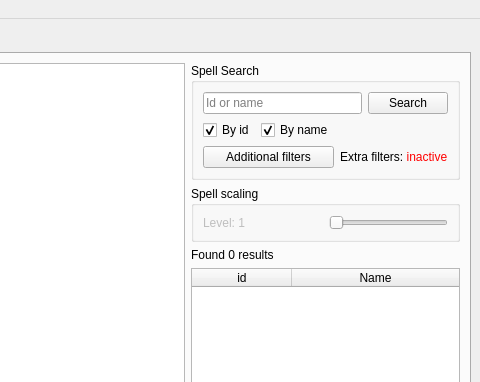
This is src/Forms/mainwindow.ui in sanctum32/QWoWSpellWork as Qt 5 draws it before an edit; both pictures show x 635 to 1115 and y 0 to 382 of the 1115 by 839 pixel window. The edited form follows.
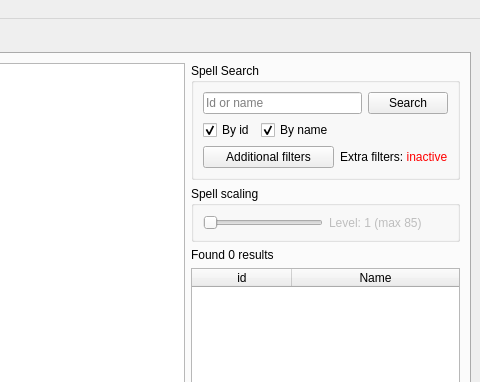
This is the edited form.

Commit message:
Minor adjustments for level scaling slider
* When clear results button is presed, slider will reset
* Swapped places between selected level result and selected level slider

The edit to the form file:
```diff
--- a/src/Forms/mainwindow.ui
+++ b/src/Forms/mainwindow.ui
@@ -228,16 +228,6 @@
              <string>Spell scaling</string>
             </property>
             <layout class="QHBoxLayout" name="horizontalLayout">
-             <item>
-              <widget class="QLabel" name="levelScalingText">
-               <property name="enabled">
-                <bool>false</bool>
-               </property>
-               <property name="text">
-                <string>Level: 1</string>
-               </property>
-              </widget>
-             </item>
              <item>
               <widget class="QSlider" name="levelScalingSlider">
                <property name="enabled">
@@ -260,6 +250,16 @@
                </property>
               </widget>
              </item>
+             <item>
+              <widget class="QLabel" name="levelScalingText">
+               <property name="enabled">
+                <bool>false</bool>
+               </property>
+               <property name="text">
+                <string>Level: 1 (max 85)</string>
+               </property>
+              </widget>
+             </item>
             </layout>
            </widget>
           </item>
```
The commit also changes 2 other files.
